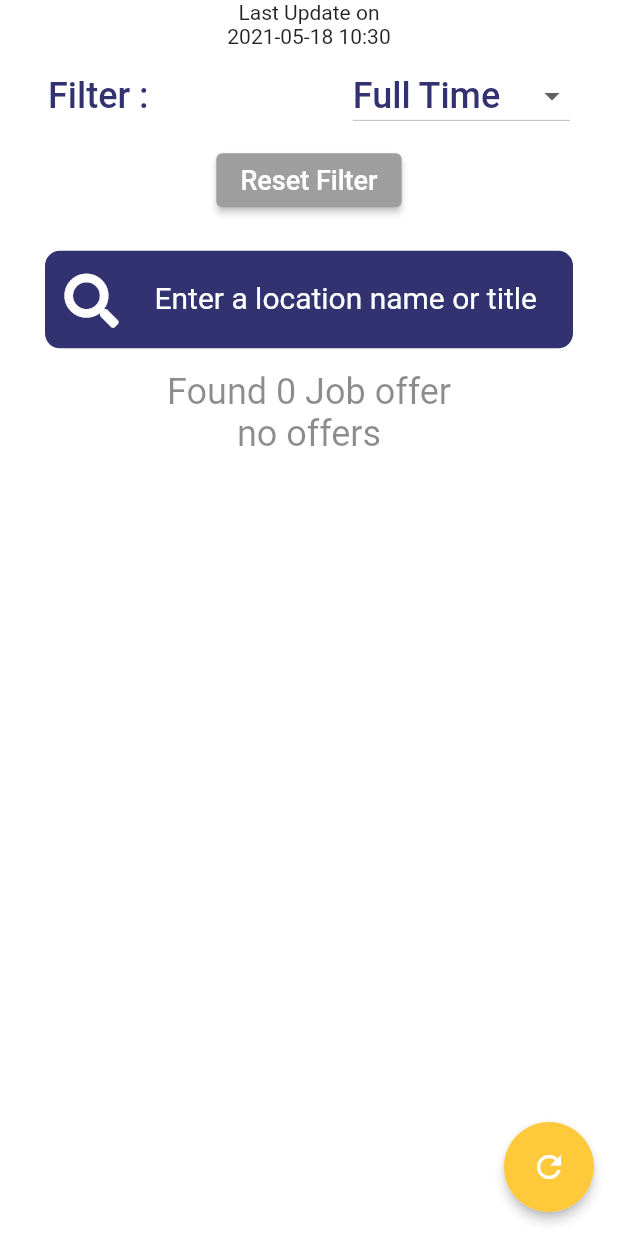
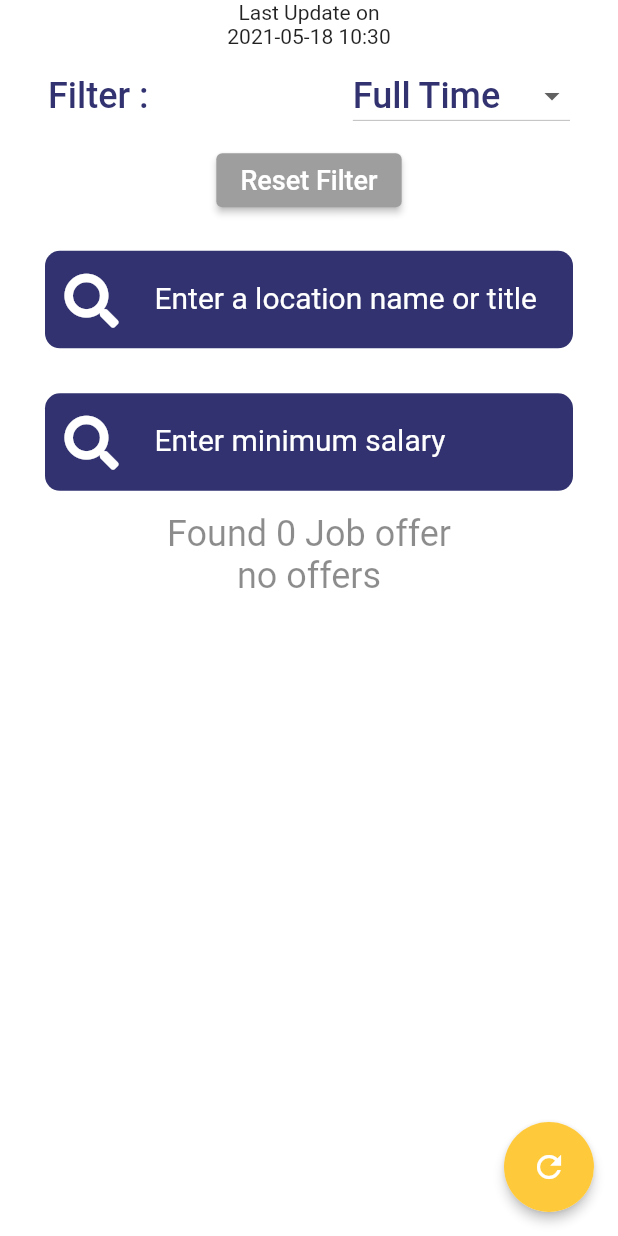
Before and after one commit to kai5899/Wazzifni, a Flutter app: the JobsView screen opened directly, on a phone screen of 412 x 824 dp. Run offline on Flutter 3.47's test engine with Material 2 defaults, Android fonts, the light colour scheme and no system bars; our stand-ins replace cloud_firestore, equatable, firebase_auth, firebase_core, firebase_storage, flutter_rating_bar and 13 more; missing offline and left inert: day_night_switcher, flex_color_picker, geocoder, map_pin_picker; accounts and stored records are empty; statements that could not run were skipped.

Commit message:
more updates

```diff
--- a/lib/Langs/en_us.dart
+++ b/lib/Langs/en_us.dart
@@ -53,7 +53,7 @@ const Map<String, String> enUS = {
   "Refresh": "Refresh",
   "Reset Filter": "Reset Filter",
   "Service Provider Bio": "Service Provider Bio",
-  "Price Range": "Price Range",
+  "Price Range": "fees",
   "Reviews": "Reviews",
   "Add a Review": "Add a Review",
   "Write a Review": "Write a Review",
--- a/lib/Pages/FirstTimeView.dart
+++ b/lib/Pages/FirstTimeView.dart
@@ -325,7 +325,7 @@ class FirstTimeView extends StatelessWidget {
                         child: Row(
                           children: [
                             Text(
-                              "Price : ${(_kTimeController.values.value.start * 1000).toStringAsFixed(0)} : ${(_kTimeController.values.value.end * 1000).toStringAsFixed(0)}",
+                              "fees : ${(_kTimeController.values.value.start * 1000).toStringAsFixed(0)} : ${(_kTimeController.values.value.end * 1000).toStringAsFixed(0)}",
                               style: mainStyle(
                                   fontSize: 24,
                                   fontColor: mainColor,
--- a/lib/Pages/JobsView.dart
+++ b/lib/Pages/JobsView.dart
@@ -136,6 +136,48 @@ class JobsView extends StatelessWidget {
                           ),
                         ),
                         labelText: "Enter a location name or title",
+                        labelStyle: mainStyle(
+                          fontColor: context.theme.accentColor,
+                          fontSize: 20,
+                        ),
+                        fillColor: Colors.white,
+                        enabledBorder: InputBorder.none,
+                        focusedBorder: InputBorder.none,
+                      ),
+                    ),
+                    padding: EdgeInsets.fromLTRB(5, 3, 5, 3),
+                  ),
+                ),
+                padding:
+                    EdgeInsets.only(left: 30, right: 30, top: 15, bottom: 15),
+              ),
+              Padding(
+                child: Container(
+                  decoration: BoxDecoration(
+                    borderRadius: BorderRadius.circular(10),
+                    color: mainColor,
+                  ),
+                  height: 65,
+                  child: Padding(
+                    child: TextFormField(
+                      onChanged: (text) {
+                        jobsController.filterBySalary(text);
+                      },
+                      cursorColor: Colors.white,
+                      style: mainStyle(
+                        fontColor: context.theme.accentColor,
+                        fontSize: 24,
+                      ),
+                      decoration: InputDecoration(
+                        icon: Padding(
+                          padding: const EdgeInsets.all(8.0),
+                          child: FaIcon(
+                            FontAwesomeIcons.search,
+                            color: context.theme.accentColor,
+                            size: 36,
+                          ),
+                        ),
+                        labelText: "Enter minimum salary",
                         labelStyle: mainStyle(
                           fontColor: context.theme.accentColor,
                           fontSize: 20,
```
Also changed, not shown: lib/Controllers/JobsController.dart (+14 -0 lines), lib/Pages/ServiceProviderPages/ServiceProviderHomeView.dart (+15 -34 lines), 1 other file.
